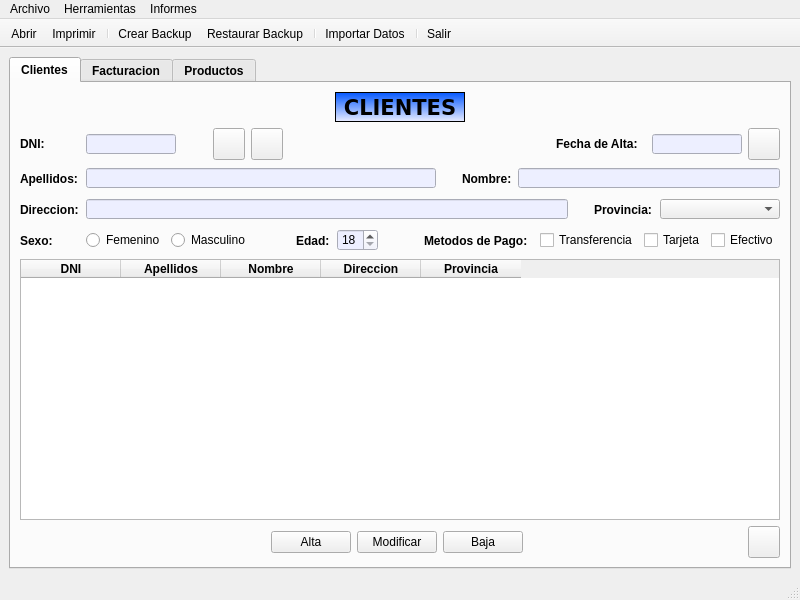
The window that PYQT5_venPrincipal.ui (MelonRodante/MarquezMiguel) describes before a commit, drawn with Qt 5.
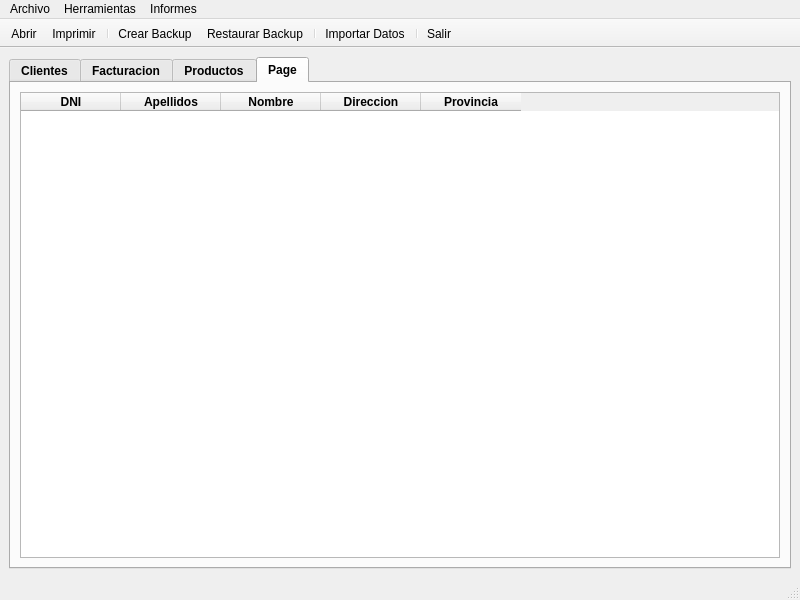
The same window after the commit. Icons and pictures are not drawn.

Commit message: Panel preparado para el examen

Patch:
```diff
--- a/PYQT5_venPrincipal.ui
+++ b/PYQT5_venPrincipal.ui
@@ -33,7 +33,7 @@
        </font>
       </property>
       <property name="currentIndex">
-       <number>0</number>
+       <number>3</number>
       </property>
       <widget class="QWidget" name="panelCliente">
        <attribute name="title">
@@ -3016,6 +3016,114 @@
         </item>
        </layout>
       </widget>
+      <widget class="QWidget" name="panelX">
+       <attribute name="title">
+        <string>Page</string>
+       </attribute>
+       <layout class="QVBoxLayout" name="verticalLayout_5">
+        <item>
+         <widget class="QTableWidget" name="tablaX">
+          <property name="focusPolicy">
+           <enum>Qt::NoFocus</enum>
+          </property>
+          <property name="styleSheet">
+           <string notr="true"> QTableView::item {
+		background-color: rgb(237, 239, 255); 
+}
+
+ QTableView::item:alternate {
+		background-color: rgb(255, 255, 255); 
+}
+
+ QTableView::item:selected {
+		color: rgb(255, 255, 255); 
+		
+	background-color: rgb(12, 93, 255);
+}</string>
+          </property>
+          <property name="editTriggers">
+           <set>QAbstractItemView::NoEditTriggers</set>
+          </property>
+          <property name="defaultDropAction">
+           <enum>Qt::IgnoreAction</enum>
+          </property>
+          <property name="alternatingRowColors">
+           <bool>true</bool>
+          </property>
+          <property name="selectionMode">
+           <enum>QAbstractItemView::SingleSelection</enum>
+          </property>
+          <property name="selectionBehavior">
+           <enum>QAbstractItemView::SelectRows</enum>
+          </property>
+          <property name="verticalScrollMode">
+           <enum>QAbstractItemView::ScrollPerPixel</enum>
+          </property>
+          <property name="horizontalScrollMode">
+           <enum>QAbstractItemView::ScrollPerPixel</enum>
+          </property>
+          <attribute name="verticalHeaderVisible">
+           <bool>false</bool>
+          </attribute>
+          <column>
+           <property name="text">
+            <string>DNI</string>
+           </property>
+           <property name="font">
+            <font>
+             <weight>75</weight>
+             <bold>true</bold>
+            </font>
+           </property>
+          </column>
+          <column>
+           <property name="text">
+            <string>Apellidos</string>
+           </property>
+           <property name="font">
+            <font>
+             <weight>75</weight>
+             <bold>true</bold>
+            </font>
+           </property>
+          </column>
+          <column>
+           <property name="text">
+            <string>Nombre</string>
+           </property>
+           <property name="font">
+            <font>
+             <weight>75</weight>
+             <bold>true</bold>
+            </font>
+           </property>
+          </column>
+          <column>
+           <property name="text">
+            <string>Direccion</string>
+           </property>
+           <property name="font">
+            <font>
+             <weight>75</weight>
+             <bold>true</bold>
+            </font>
+           </property>
+          </column>
+          <column>
+           <property name="text">
+            <string>Provincia</string>
+           </property>
+           <property name="font">
+            <font>
+             <weight>75</weight>
+             <bold>true</bold>
+            </font>
+           </property>
+          </column>
+         </widget>
+        </item>
+       </layout>
+      </widget>
      </widget>
     </item>
    </layout>
```
Left out of the diff: 4 changed lines with no effect on the pictures. The commit also changes 6 other files.
